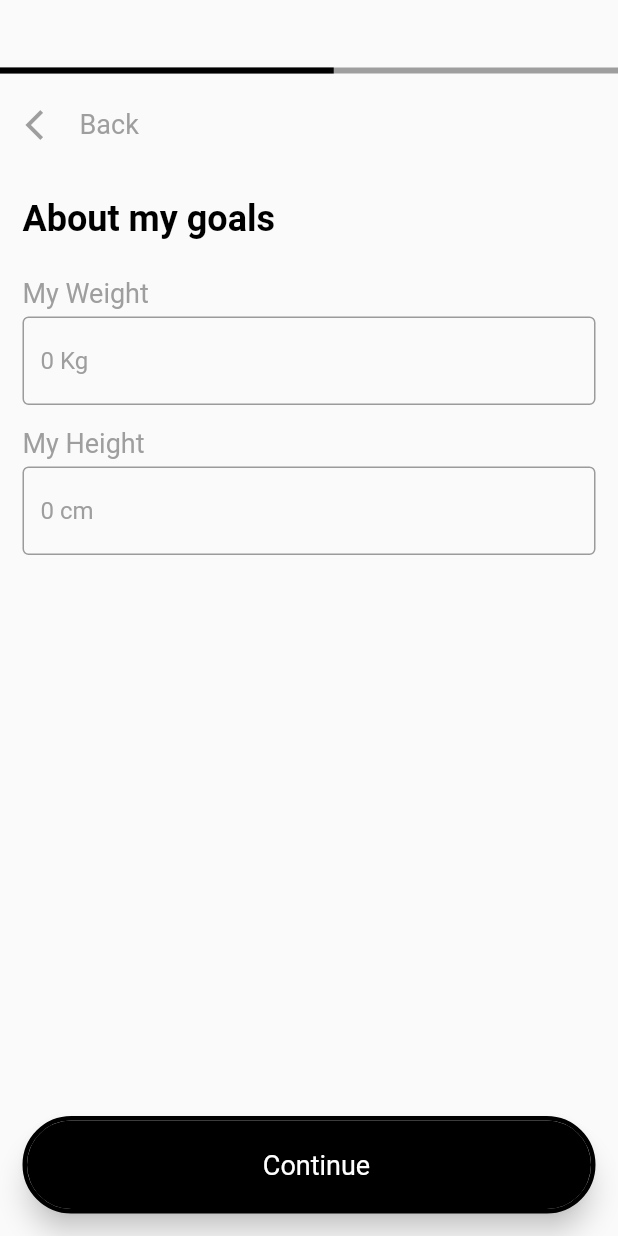
After one commit to Agonizedcupid/FinallyApp, a Flutter app: the AboutGoalActivity screen opened directly, on a phone screen of 412 x 824 dp. The commit adds this screen. Run offline on Flutter 3.47's test engine with Material 2 defaults, Android fonts, the phone set to English and light mode, and no system bars; our stand-ins replace flutter_riverpod, intl_phone_number_input; missing offline and left inert: dart:ffi.

Commit message:
Till Choose My Weekly Goals is done

```diff
--- /dev/null
+++ b/lib/Activity/AboutGoals.dart
@@ -0,0 +1,123 @@
+import 'package:flutter/cupertino.dart';
+import 'package:flutter/material.dart';
+import 'package:flutter/services.dart';
+import 'package:flutter_riverpod/flutter_riverpod.dart';
+
+import '../Resources/Drawable/CircularButtonWithImageText.dart';
+import '../Resources/Margins.dart';
+
+class AboutGoalActivity extends ConsumerStatefulWidget {
+  const AboutGoalActivity({Key? key}) : super(key: key);
+
+  @override
+  ConsumerState<AboutGoalActivity> createState() =>
+      _AboutGoalActivityState();
+}
+
+class _AboutGoalActivityState
+    extends ConsumerState<AboutGoalActivity> {
+  @override
+  void initState() {
+    // TODO: implement initState
+    super.initState();
+    SystemChrome.setSystemUIOverlayStyle(
+        const SystemUiOverlayStyle(statusBarColor: Colors.white));
+  }
+
+  @override
+  Widget build(BuildContext context) {
+    return Scaffold(
+      body: Column(
+        crossAxisAlignment: CrossAxisAlignment.start,
+        mainAxisAlignment: MainAxisAlignment.start,
+        children: <Widget>[
+          Container(
+            margin: const EdgeInsets.only(top: 45),
+            child: const LinearProgressIndicator(
+              backgroundColor: Colors.grey,
+              valueColor: AlwaysStoppedAnimation<Color>(Colors.black),
+              value: (0.09 + 0.09 + 0.09 + 0.09 + 0.09 + 0.09),
+            ),
+          ),
+          Container(
+              margin: const EdgeInsets.only(
+                  top: 10, bottom: 25, left: 5, right: rightMargin),
+              alignment: Alignment.center,
+              child: Column(
+                children: [
+                  Row(
+                    children: [
+                      IconButton(
+                        icon: const Icon(Icons.arrow_back_ios,
+                            color: Colors.grey),
+                        onPressed: () => Navigator.of(context).pop(),
+                      ),
+                      Container(
+                        margin: const EdgeInsets.only(left: 0),
+                        child: const Text("Back",
+                            style: TextStyle(color: Colors.grey, fontSize: 18)),
+                      )
+                    ],
+                  ),
+                ],
+              )),
+          Container(
+            margin: const EdgeInsets.only(left: leftMargin, right: rightMargin),
+            child: Column(
+              mainAxisAlignment: MainAxisAlignment.start,
+              crossAxisAlignment: CrossAxisAlignment.start,
+              children: <Widget>[
+                const Text("About my goals",
+                    style: TextStyle(
+                        fontSize: 24,
+                        fontWeight: FontWeight.bold,
+                        color: Colors.black)),
+                Container(
+                  margin: const EdgeInsets.only(top: 25),
+                  child: const Text("My Weight",
+                      textAlign: TextAlign.start,
+                      style: TextStyle(fontSize: 18, color: Colors.grey)),
+                ),
+                Container(
+                  margin: const EdgeInsets.only(top: 5),
+                  child: const TextField(
+                    obscureText: true,
+                    decoration: InputDecoration(
+                        border: OutlineInputBorder(),
+                        hintText: "0 Kg",
+                        hintStyle: TextStyle(color: Colors.grey)),
+                  ),
+                ),
+
+                Container(
+                  margin: const EdgeInsets.only(top: topMargin),
+                  child: const Text("My Height",
+                      textAlign: TextAlign.start,
+                      style: TextStyle(fontSize: 18, color: Colors.grey)),
+                ),
+                Container(
+                  margin: const EdgeInsets.only(top: 5),
+                  child: const TextField(
+                    obscureText: true,
+                    decoration: InputDecoration(
+                        border: OutlineInputBorder(),
+                        hintText: "0 cm",
+                        hintStyle: TextStyle(color: Colors.grey)),
+                  ),
+                )
+              ],
+            ),
+          ),
+          Expanded(child: Align(
+              alignment: Alignment.bottomCenter,
+              child: Container(
+                height: 90,
+                margin: const EdgeInsets.only(left: leftMargin, right: rightMargin, bottom: bottomMargin),
+                child: CircularButtonWithImageText().createTextBtn(Colors.black, Colors.white, "Continue", context, "myGoal"),
+              )
+          ))
+        ],
+      ),
+    );
+  }
+}
```
Also changed, not shown: lib/Activity/BirthDateActivity.dart (added, +106 -0 lines), lib/Activity/ChooseWeeklyGoalActivity.dart (added, +97 -0 lines), lib/Activity/GenderActivity.dart (added, +100 -0 lines), lib/Activity/NamingActivity.dart (added, +106 -0 lines), lib/Activity/WorkoutTypeActivity.dart (added, +100 -0 lines), lib/Resources/Drawable/CircularButtonWithImageText.dart (+24 -0 lines).
